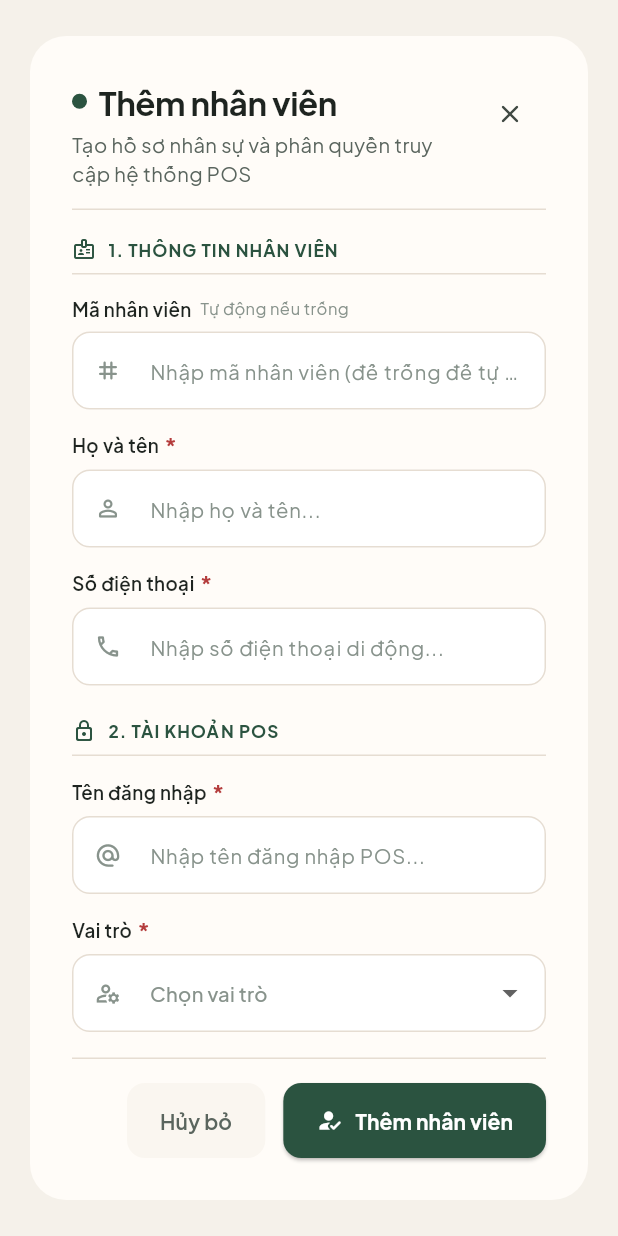
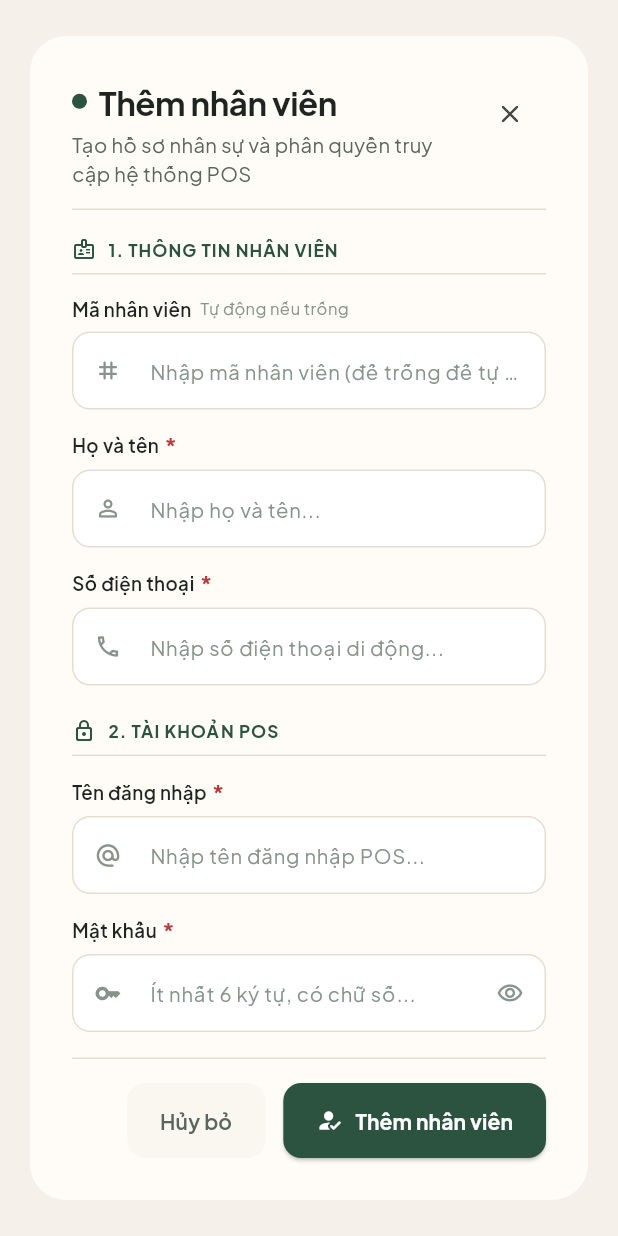
Before and after one commit to hahienvivan0807/CafePos, a Flutter app: the HopThoaiThemNhanVien widget shown alone on an empty page, opened directly, on a phone screen of 412 x 824 dp. Run offline on Flutter 3.47's test engine with Material 3 defaults, Android fonts, the phone set to English and light mode, and no system bars; our stand-ins replace google_fonts; network calls fail.

Commit message:
feat(security): thêm ô mật khẩu băm khi tạo nhân viên, hỗ trợ ForwardedHeaders cho ngrok và cập nhật PROJECT.md

```diff
--- a/PosClient/lib/nen_tang/mang/cong_api.dart
+++ b/PosClient/lib/nen_tang/mang/cong_api.dart
@@ -31,6 +31,9 @@ class PosAuthApiClient {
     }
 
     final currentUri = Uri.base;
+    if (currentUri.scheme == 'https' && currentUri.host.isNotEmpty) {
+      return currentUri.origin;
+    }
     if (currentUri.port == 7179 || currentUri.port == 5180) {
       return currentUri.origin;
     }
@@ -635,6 +638,7 @@ class PosAuthApiClient {
     required String fullName,
     required String phoneNumber,
     required String username,
+    required String password,
     required String role,
     required bool isActive,
   }) async {
@@ -645,6 +649,7 @@ class PosAuthApiClient {
         'fullName': fullName.trim(),
         'phoneNumber': phoneNumber.trim(),
         'username': username.trim(),
+        'password': password,
         'role': role,
         'isActive': isActive,
       });
--- a/PosClient/lib/quan_ly/nhan_vien/dich_vu/dich_vu_nhan_vien.dart
+++ b/PosClient/lib/quan_ly/nhan_vien/dich_vu/dich_vu_nhan_vien.dart
@@ -38,6 +38,7 @@ class DichVuNhanVien {
       fullName: duLieu.hoTen,
       phoneNumber: duLieu.soDienThoai,
       username: duLieu.tenDangNhap,
+      password: duLieu.matKhau,
       role: duLieu.vaiTro,
       isActive: duLieu.trangThai == 'dang-hoat-dong',
     );
--- a/PosClient/lib/quan_ly/nhan_vien/giao_dien/thanh_phan/hop_thoai_them_nhan_vien.dart
+++ b/PosClient/lib/quan_ly/nhan_vien/giao_dien/thanh_phan/hop_thoai_them_nhan_vien.dart
@@ -20,6 +20,8 @@ class _HopThoaiThemNhanVienState extends State<HopThoaiThemNhanVien> {
   final _hoTenCtrl = TextEditingController();
   final _soDienThoaiCtrl = TextEditingController();
   final _tenDangNhapCtrl = TextEditingController();
+  final _matKhauCtrl = TextEditingController();
+  bool _anMatKhau = true;
 
   String? _vaiTro;
   String? _trangThai;
@@ -31,6 +33,7 @@ class _HopThoaiThemNhanVienState extends State<HopThoaiThemNhanVien> {
     _hoTenCtrl.dispose();
     _soDienThoaiCtrl.dispose();
     _tenDangNhapCtrl.dispose();
+    _matKhauCtrl.dispose();
     super.dispose();
   }
 
@@ -54,6 +57,7 @@ class _HopThoaiThemNhanVienState extends State<HopThoaiThemNhanVien> {
         hoTen: _hoTenCtrl.text.trim(),
         soDienThoai: _soDienThoaiCtrl.text.trim(),
         tenDangNhap: _tenDangNhapCtrl.text.trim(),
+        matKhau: _matKhauCtrl.text,
         vaiTro: _vaiTro!,
         trangThai: _trangThai!,
       ),
@@ -172,7 +176,20 @@ class _HopThoaiThemNhanVienState extends State<HopThoaiThemNhanVien> {
                             ),
                             const SizedBox(height: 14),
 
-                            _buildTenDangNhapField(),
+                            if (isTwoCols)
+                              Row(
+                                crossAxisAlignment: CrossAxisAlignment.start,
+                                children: [
+                                  Expanded(child: _buildTenDangNhapField()),
+                                  const SizedBox(width: 18),
+                                  Expanded(child: _buildMatKhauField()),
+                                ],
+                              )
+                            else ...[
+                              _buildTenDangNhapField(),
+                              const SizedBox(height: 14),
+                              _buildMatKhauField(),
+                            ],
                             const SizedBox(height: 14),
 
                             if (isTwoCols)
@@ -223,7 +240,7 @@ class _HopThoaiThemNhanVienState extends State<HopThoaiThemNhanVien> {
                                   const SizedBox(width: 10),
                                   Expanded(
                                     child: Text(
-                                      'Mật khẩu tạm thời sẽ được tạo ngẫu nhiên theo mã PIN 4 chữ số và gửi qua tin nhắn SMS tới số điện thoại vừa đăng ký.',
+                                      'Mật khẩu được mã hóa trên đường truyền HTTPS (TLS) và băm an toàn bằng PBKDF2-SHA512 trước khi lưu vào cơ sở dữ liệu — không bao giờ lưu dạng chữ thường.',
                                       style: GoogleFonts.plusJakartaSans(
                                         fontSize: 12.5,
                                         color: AppColors.inkSecondary,
@@ -469,6 +486,47 @@ class _HopThoaiThemNhanVienState extends State<HopThoaiThemNhanVien> {
     );
   }
 
+  Widget _buildMatKhauField() {
+    return Column(
+      crossAxisAlignment: CrossAxisAlignment.start,
+      children: [
+        _buildLabel('Mật khẩu', batBuoc: true),
+        const SizedBox(height: 6),
+        TextFormField(
+          key: const Key('them_nv_mat_khau'),
+          controller: _matKhauCtrl,
+          obscureText: _anMatKhau,
+          validator: (v) {
+            final raw = v ?? '';
+            if (raw.length < 6) {
+              return 'Mật khẩu cần tối thiểu 6 ký tự.';
+            }
+            if (!RegExp(r'\d').hasMatch(raw)) {
+              return 'Mật khẩu cần có ít nhất 1 chữ số.';
+            }
+            return null;
+          },
+          decoration: _inputDecoration(
+            hint: 'Ít nhất 6 ký tự, có chữ số...',
+            icon: Icons.key_outlined,
+          ).copyWith(
+            suffixIcon: IconButton(
+              tooltip: _anMatKhau ? 'Hiện mật khẩu' : 'Ẩn mật khẩu',
+              onPressed: () => setState(() => _anMatKhau = !_anMatKhau),
+              icon: Icon(
+                _anMatKhau
+                    ? Icons.visibility_outlined
+                    : Icons.visibility_off_outlined,
+                size: 18,
+                color: AppColors.inkMuted,
+              ),
+            ),
+          ),
+        ),
+      ],
+    );
+  }
+
   Widget _buildTenDangNhapField() {
     return Column(
       crossAxisAlignment: CrossAxisAlignment.start,
--- a/PosClient/lib/quan_ly/nhan_vien/mo_hinh/ho_so_nhan_vien.dart
+++ b/PosClient/lib/quan_ly/nhan_vien/mo_hinh/ho_so_nhan_vien.dart
@@ -64,6 +64,7 @@ class DuLieuThemNhanVien {
   final String hoTen;
   final String soDienThoai;
   final String tenDangNhap;
+  final String matKhau;
   final String vaiTro;
   final String trangThai;
 
@@ -72,6 +73,7 @@ class DuLieuThemNhanVien {
     required this.hoTen,
     required this.soDienThoai,
     required this.tenDangNhap,
+    required this.matKhau,
     required this.vaiTro,
     required this.trangThai,
   });
```
Also changed, not shown: 4 other files.
